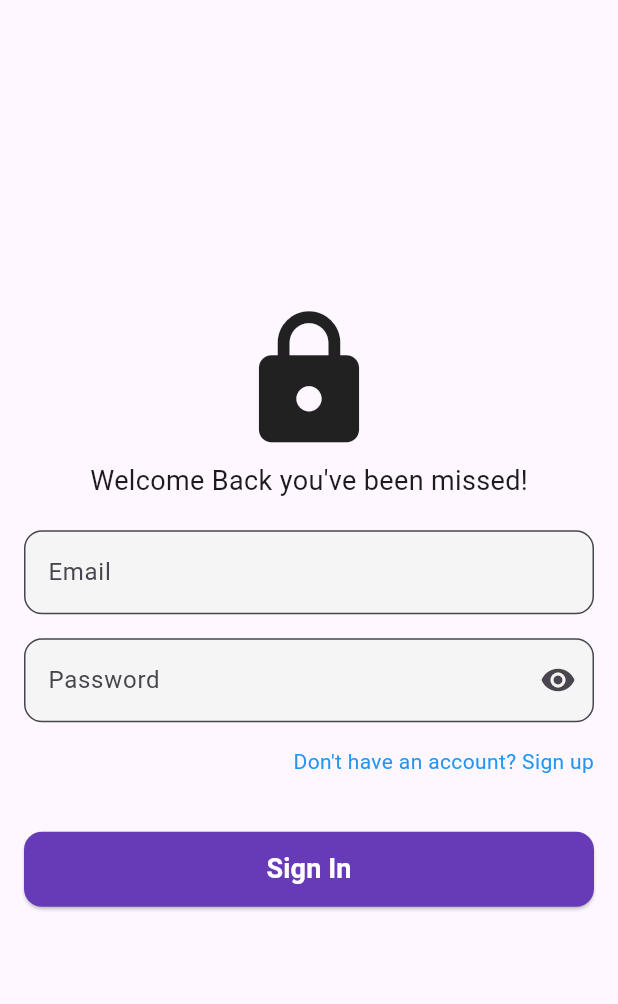
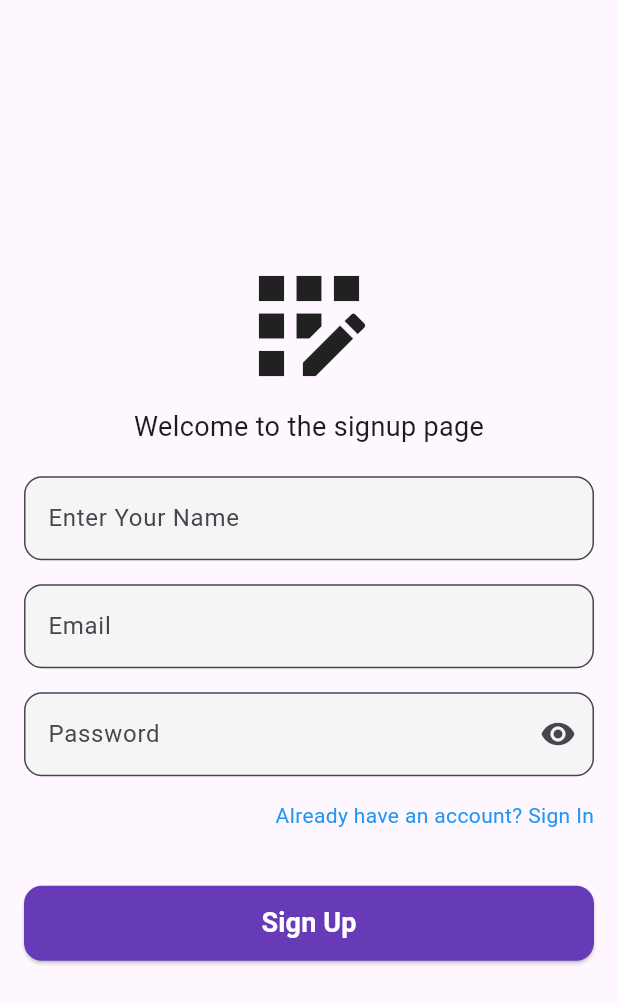
Before and after one commit to TanzeelTasleem/notes_app_flutter_nodejs, a Flutter app: the screen it shows after launch, on a phone screen of 412 x 824 dp. Shown: the top 1004 px of the screen. Run offline on Flutter 3.47's test engine with Material 3 defaults, Android fonts, the phone set to English and light mode, and no system bars; our stand-ins replace shared_preferences; accounts and stored records are empty.

Commit message:
feat: implement user authentication with login and signup functionality, including API integration and local storage management

```diff
--- /dev/null
+++ b/lib/config/config.dart
@@ -0,0 +1,3 @@
+class Config {
+  static const String apiBaseUrl = 'http://10.0.2.2:3000';
+}
--- /dev/null
+++ b/lib/helper/storage_helper.dart
@@ -0,0 +1,25 @@
+import 'package:shared_preferences/shared_preferences.dart';
+
+class LocalStorage {
+  static const _tokenKey = 'auth_token';
+
+ static Future<bool> hasToken() async {
+    final prefs = await SharedPreferences.getInstance();
+    return prefs.containsKey(_tokenKey);
+  }
+
+  static Future<void> saveToken(String token) async {
+    final prefs = await SharedPreferences.getInstance();
+    await prefs.setString(_tokenKey, token);
+  }
+
+  static Future<String?> getToken() async {
+    final prefs = await SharedPreferences.getInstance();
+    return prefs.getString(_tokenKey);
+  }
+
+  static Future<void> removeToken() async {
+    final prefs = await SharedPreferences.getInstance();
+    await prefs.remove(_tokenKey);
+  }
+}
--- a/lib/main.dart
+++ b/lib/main.dart
@@ -1,14 +1,39 @@
 import 'package:flutter/material.dart';
-import 'package:notes_app/login_page.dart';
+import 'package:notes_app/screens/home_page.dart';
+import 'package:notes_app/providers/auth_provider.dart';
+import 'package:notes_app/screens/signup_page.dart';
+import 'package:provider/provider.dart';
 
-void main() {
-  runApp(const MyApp());
+void main() async {
+  WidgetsFlutterBinding.ensureInitialized();
+
+  runApp(
+    ChangeNotifierProvider(
+      create: (context) => AuthProvider(isLoading: false),
+      child: const MyApp(),
+    ),
+  );
 }
 
-class MyApp extends StatelessWidget {
+class MyApp extends StatefulWidget {
   const MyApp({super.key});
 
+  @override
+  State<MyApp> createState() => _MyAppState();
+}
+
+class _MyAppState extends State<MyApp> {
   // This widget is the root of your application.
+
+  @override
+  void initState() {
+    super.initState();
+    WidgetsBinding.instance.addPostFrameCallback((_) {
+      final authProvider = Provider.of<AuthProvider>(context, listen: false);
+      authProvider.loadUserFromStorage();
+    });
+  }
+
   @override
   Widget build(BuildContext context) {
     return MaterialApp(
@@ -31,8 +56,23 @@ class MyApp extends StatelessWidget {
         // This works for code too, not just values: Most code changes can be
         // tested with just a hot reload.
         colorScheme: ColorScheme.fromSeed(seedColor: Colors.deepPurple),
+        useMaterial3: true,
       ),
-      home: LoginPage(),
+      home: Consumer<AuthProvider>(
+        builder: (context, authProvider, child) {
+          // Show a loading indicator during the initial load phase
+          if (authProvider.isInitialLoading) {
+            return Scaffold(
+              body: Center(
+                child: CircularProgressIndicator(), // Initial load screen
+              ),
+            );
+          }
+
+          // Once initial loading is done, show either HomePage or SignupPage
+          return authProvider.isAuthenticated ? HomePage() : SignupPage();
+        },
+      ),
     );
   }
 }
--- /dev/null
+++ b/lib/models/api_response.dart
@@ -0,0 +1,27 @@
+import 'package:json_annotation/json_annotation.dart';
+
+part 'api_response.g.dart';
+
+@JsonSerializable(genericArgumentFactories: true)
+class ApiResponse<T> {
+  final bool success;
+  final T? data;
+  final String? message;
+
+  ApiResponse({required this.success, this.data, this.message});
+
+  // factory ApiResponse.success(T data) {
+  //   return ApiResponse<T>(success: true, data: data);
+  // }
+  // factory ApiResponse.failure(String message) {
+  //   return ApiResponse<T>(success: false, message: message);
+  // }
+
+  factory ApiResponse.fromJson(
+    Map<String, dynamic> json,
+    T Function(Object? json) fromJsonT,
+  ) => _$ApiResponseFromJson(json, fromJsonT);
+
+  Map<String, dynamic> toJson(Object? Function(T value) toJsonT) =>
+      _$ApiResponseToJson(this, toJsonT);
+}
--- /dev/null
+++ b/lib/models/user.dart
@@ -0,0 +1,22 @@
+import 'package:json_annotation/json_annotation.dart';
+
+part 'user.g.dart';
+
+@JsonSerializable()
+
+class User {
+
+  final String email;
+  final String name;
+  final String? token;
+
+  User({
+    required this.email,
+    required this.name,
+    this.token,
+  });
+
+  factory User.fromJson(Map<String, dynamic> json) => _$UserFromJson(json);
+
+  Map<String, dynamic> toJson() => _$UserToJson(this);
+}
--- /dev/null
+++ b/lib/providers/auth_provider.dart
@@ -0,0 +1,76 @@
+// ignore_for_file: public_member_api_docs, sort_constructors_first
+import 'package:flutter/material.dart';
+import 'package:notes_app/helper/storage_helper.dart';
+import 'package:notes_app/models/api_response.dart';
+import 'package:notes_app/models/user.dart';
+import 'package:notes_app/services/auth_service.dart';
+
+class AuthProvider extends ChangeNotifier {
+  User? _user;
+  bool _isLoading = false;
+  bool _isInitialLoading = true; // For the app's initial load (checking auth status)
+
+  User? get user => _user;
+  bool get isLoading => _isLoading;
+  bool get isAuthenticated => _user != null;
+  bool get isInitialLoading => _isInitialLoading;
+
+  AuthProvider({required bool isLoading}) : _isLoading = isLoading;
+
+  Future<ApiResponse<User>> login(String email, String password) async {
+    _isLoading = true;
+    notifyListeners();
+
+    final res = await AuthService().loginUser(email, password);
+
+    if (res.success && res.data != null) {
+      _user = res.data;
+    }
+
+    _isLoading = false;
+    notifyListeners();
+    return res;
+  }
+
+  Future<ApiResponse<User>> register(String name, String email, String password) async {
+    _isLoading = true;
+    notifyListeners();
+
+    final res = await AuthService().registerUser(name, email, password);
+
+    if (res.success && res.data != null) {
+      _user = res.data;
+    }
+
+    _isLoading = false;
+    notifyListeners();
+    return res;
+  }
+
+  Future<void> logout() async {
+    _user = null;
+    await LocalStorage.removeToken();
+    notifyListeners();
+  }
+
+  Future<void> loadUserFromStorage() async {
+    _isInitialLoading = true;
+    notifyListeners();
+
+    final token = await LocalStorage.getToken();
+    if (token != null) {
+      // Optionally, you can verify the token's validity here
+      // For simplicity, we'll assume the token is valid and fetch user details
+      final res = await AuthService().getUserDetails(token);
+      if (res.success && res.data != null) {
+        _user = res.data;
+      } else {
+        await LocalStorage.removeToken(); // Remove invalid token
+      }
+    }
+
+    _isInitialLoading = false;
+    notifyListeners();
+  }
+
+}
--- /dev/null
+++ b/lib/screens/signup_page.dart
@@ -0,0 +1,248 @@
+import 'package:flutter/material.dart';
+import 'package:notes_app/providers/auth_provider.dart';
+import 'package:notes_app/screens/home_page.dart';
+import 'package:notes_app/screens/login_page.dart';
+import 'package:provider/provider.dart';
+
+class SignupPage extends StatefulWidget {
+  const SignupPage({super.key});
+
+  @override
+  State<SignupPage> createState() => _SignupPageState();
+}
+
+class _SignupPageState extends State<SignupPage> {
+  final TextEditingController nameController = TextEditingController();
+  final TextEditingController emailController = TextEditingController();
+  final TextEditingController passwordController = TextEditingController();
+  var isPasswordVisible = false;
+  var isLoading = false;
+  final _formKey = GlobalKey<FormState>();
+
+  @override
+  Widget build(BuildContext context) {
+    void register() async {
+      final String name = nameController.text.trim();
+      final String email = emailController.text.trim();
+      final String password = passwordController.text.trim();
+      final authProvider = Provider.of<AuthProvider>(context, listen: false);
+
+      if (name.isNotEmpty && email.isNotEmpty && password.isNotEmpty) {
+        // Call the registerUser method from AuthService
+        setState(() {
+          isLoading = true;
+        });
+        final signUpRes = await authProvider.register(
+          nameController.text,
+          emailController.text,
+          passwordController.text,
+        );
+        setState(() {
+          isLoading = false;
+        });
+
+        if (signUpRes.success && authProvider.isAuthenticated) {
+          // Successfully registered
+
+          // Navigate to home page or another page after successful login
+          Navigator.of(context).pushReplacement(
+            MaterialPageRoute(builder: (context) => HomePage()),
+          );
+        } else {
+          final msg = signUpRes.message ?? 'Login failed. Please try again.';
+          // Show error message if login failed
+          ScaffoldMessenger.of(
+            context,
+          ).showSnackBar(SnackBar(content: Text(msg)));
+        }
+      } else {
+        print('Please fill in all fields');
+      }
+    }
+
+    return Scaffold(
+      body: Center(
+        child: Column(
+          mainAxisAlignment: MainAxisAlignment.center,
+          crossAxisAlignment: CrossAxisAlignment.center,
+          spacing: 4.0,
+          children: [
+            const Icon(Icons.app_registration_outlined, size: 100),
+            const Text(
+              "Welcome to the signup page",
+              style: TextStyle(fontSize: 18, fontWeight: FontWeight.normal),
+            ),
+            Padding(
+              padding: const EdgeInsetsGeometry.all(16.0),
+              child: Form(
+                key: _formKey,
+                child: Column(
+                  spacing: 16.0,
+                  children: [
+                    TextFormField(
+                      controller: nameController,
+                      validator: (value) {
+                        if (value == null || value.isEmpty) {
+                          return 'Please enter your name';
+                        }
+                        if (value.trim().length < 3) {
+                          return 'name must be at least 3 characters long and contain @';
+                        }
+                        return null;
+                      },
+                      decoration: InputDecoration(
+                        hintText: 'Enter Your Name',
+                        border: OutlineInputBorder(
+                          borderRadius: BorderRadius.all(Radius.circular(12)),
+                        ),
+                        filled: true,
+                        fillColor: Color(0xFFF5F5F5),
+                      ),
+                    ),
+                    TextFormField(
+                      controller: emailController,
+                      validator: (value) {
+                        if (value == null || value.isEmpty) {
+                          return 'Please enter your email';
+                        }
+                        if (value.length < 6 && !value.contains('@')) {
+                          return 'Email must be at least 6 characters long and contain @';
+                        }
+                        return null;
+                      },
+                      decoration: InputDecoration(
+                        hintText: 'Email',
+                        border: OutlineInputBorder(
+                          borderRadius: BorderRadius.all(Radius.circular(12)),
+                        ),
+                        filled: true,
+                        fillColor: Color(0xFFF5F5F5),
+                      ),
+                    ),
+                    TextFormField(
+                      obscureText: isPasswordVisible ? false : true,
+                      controller: passwordController,
+                      validator: (value) {
+                        if (value == null || value.isEmpty) {
+                          return 'Please enter your password';
+                        }
+                        if (value.length < 6) {
+                          return 'Password must be at least 6 characters long';
+                        } else if (!RegExp(r'[A-Z]').hasMatch(value)) {
+                          return 'Password must contain at least one uppercase letter';
+                        } else if (!RegExp(r'[0-9]').hasMatch(value)) {
+                          return 'Password must contain at least one number';
+                        } else if (!RegExp(
+                          r'[!@#$%^&*(),.?":{}|<>]',
+                        ).hasMatch(value)) {
+                          return 'Password must contain at least one special character';
+                        }
+                        return null;
+                      },
+                      decoration: InputDecoration(
+                        hintText: 'Password',
+                        border: const OutlineInputBorder(
+                          borderRadius: BorderRadius.all(Radius.circular(12)),
+                        ),
+                        filled: true,
+                        fillColor: const Color(0xFFF5F5F5),
+                        suffixIcon: IconButton(
+                          onPressed: () {
+                            // Toggle password visibility
+                            setState(() {
+                              isPasswordVisible = !isPasswordVisible;
+                            });
+                          },
+                          icon: !isPasswordVisible
+                              ? const Icon(Icons.visibility)
+                              : const Icon(Icons.visibility_off),
+                        ),
+                      ),
+                    ),
+                    Container(
+                      alignment: Alignment.centerRight,
+                      child: GestureDetector(
+                        onTap: () => Navigator.push(
+                          context,
+                          MaterialPageRoute(
+                            builder: (context) => const LoginPage(),
+                          ),
+                        ),
+                        child: const Text(
+                          'Already have an account? Sign In',
+                          style: TextStyle(color: Colors.blue),
+                        ),
+                      ),
+                    ),
+                    const SizedBox(height: 5),
+                    ElevatedButton(
+                      onPressed: isLoading
+                          ? null
+                          : () {
+                              // Handle signUp action
+                              if (_formKey.currentState!.validate()) {
+                                print('Form is valid calling register');
+                                register();
+                                // Process data.
+                                // ScaffoldMessenger.of(context).showSnackBar(
+                                //   const SnackBar(
+                                //     content: Text('Processing Data ...'),
+                                //   ),
+                                // );
+                              } else {
+                                ScaffoldMessenger.of(context).showSnackBar(
+                                  const SnackBar(content: Text('Invalid Data')),
+                                );
+                              }
+                            },
+                      style: ElevatedButton.styleFrom(
+                        backgroundColor: Colors.deepPurple,
+                        minimumSize: const Size.fromHeight(50),
+                        shape: RoundedRectangleBorder(
+                          borderRadius: BorderRadius.circular(12),
+                        ),
+                      ),
+                      child: isLoading
+                          ? Row(
+                              mainAxisSize: MainAxisSize.min,
+                              children: [
+                                SizedBox(
+                                  width: 20,
+                                  height: 20,
+                                  child: CircularProgressIndicator(
+                                    valueColor: AlwaysStoppedAnimation<Color>(
+                                      Colors.white,
+                                    ),
+                                    strokeWidth: 2,
+                                  ),
+                                ),
+                                SizedBox(width: 8),
+                                Text(
+                                  'Signing Up ...',
+                                  style: TextStyle(
+                                    fontSize: 18,
+                                    fontWeight: FontWeight.bold,
+                                    color: Colors.white,
+                                  ),
+                                ),
+                              ],
+                            )
+                          : const Text(
+                              'Sign Up',
+                              style: TextStyle(
+                                fontSize: 18,
+                                fontWeight: FontWeight.bold,
+                                color: Colors.white,
+                              ),
+                            ),
+                    ),
+                  ],
+                ),
+              ),
+            ),
+          ],
+        ),
+      ),
+    );
+  }
+}
```
Also changed, not shown: lib/screens/home_page.dart (added, +52 -0 lines), lib/screens/login_page.dart (renamed from lib/login_page.dart, +47 -16 lines), lib/services/auth_service.dart (added, +124 -0 lines), pubspec.yaml (+8 -0 lines), lib/models/api_response.g.dart (added), lib/models/user.g.dart (added).
